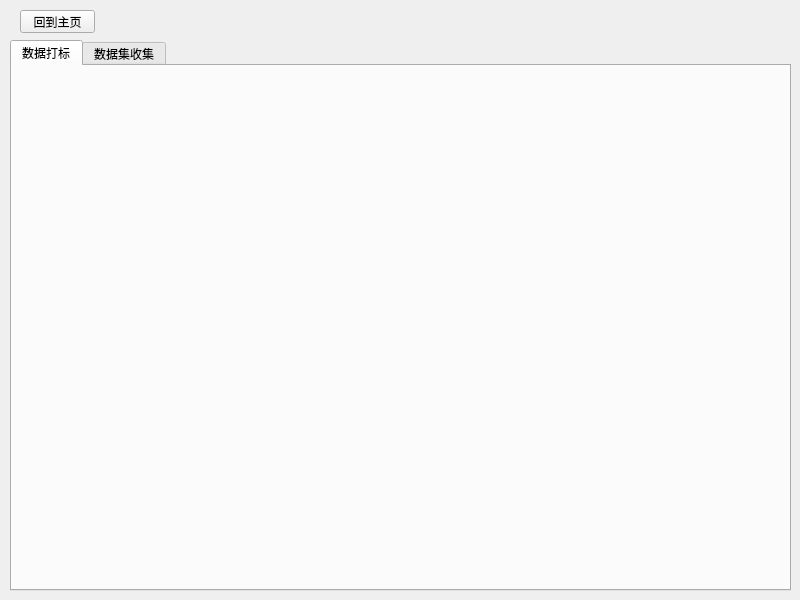
First picture: the form in src/ui/dataWindow.ui, repository CcooLcyy/checker, before the edit.
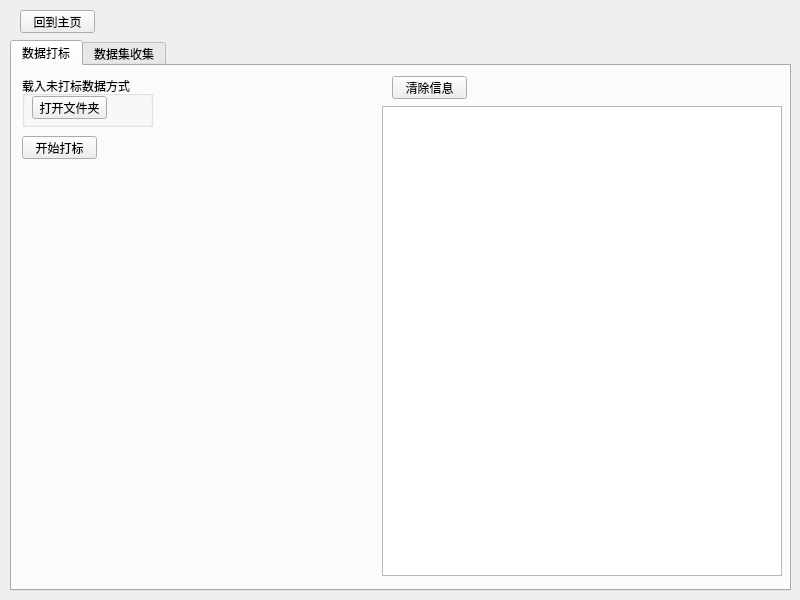
Second picture: the form after the edit. The open tabs and pages were chosen to show the change.

Commit message: 完成通过文件夹找到未标记数据位置

Patch:
```diff
--- a/src/ui/dataWindow.ui
+++ b/src/ui/dataWindow.ui
@@ -42,6 +42,68 @@
     <attribute name="title">
      <string>数据打标</string>
     </attribute>
+    <widget class="QGroupBox" name="groupBox_3">
+     <property name="geometry">
+      <rect>
+       <x>10</x>
+       <y>10</y>
+       <width>131</width>
+       <height>51</height>
+      </rect>
+     </property>
+     <property name="title">
+      <string>载入未打标数据方式</string>
+     </property>
+     <widget class="QPushButton" name="loadUnMarkedDataByDir">
+      <property name="geometry">
+       <rect>
+        <x>10</x>
+        <y>20</y>
+        <width>75</width>
+        <height>23</height>
+       </rect>
+      </property>
+      <property name="text">
+       <string>打开文件夹</string>
+      </property>
+     </widget>
+    </widget>
+    <widget class="QPlainTextEdit" name="dataMarkOutputShow">
+     <property name="geometry">
+      <rect>
+       <x>370</x>
+       <y>40</y>
+       <width>400</width>
+       <height>470</height>
+      </rect>
+     </property>
+    </widget>
+    <widget class="QPushButton" name="clearDataMarkOutputShow">
+     <property name="geometry">
+      <rect>
+       <x>380</x>
+       <y>10</y>
+       <width>75</width>
+       <height>23</height>
+      </rect>
+     </property>
+     <property name="text">
+      <string>清除信息</string>
+     </property>
+    </widget>
+    <widget class="QPushButton" name="startMark">
+     <property name="geometry">
+      <rect>
+       <x>10</x>
+       <y>70</y>
+       <width>75</width>
+       <height>23</height>
+      </rect>
+     </property>
+     <property name="text">
+      <string>开始打标</string>
+     </property>
+    </widget>
    </widget>
    <widget class="QWidget" name="tab_2">
     <attribute name="title">
```
Left out of the diff: 14 changed lines with no effect on the pictures. The commit also changes 3 other files.
